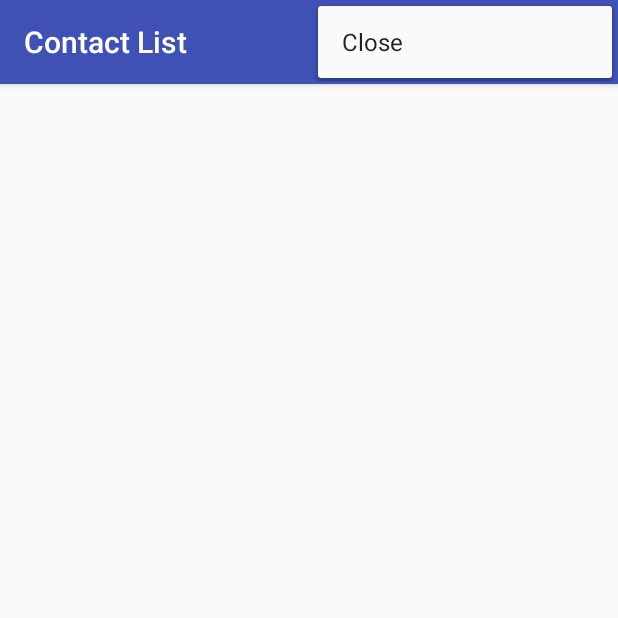
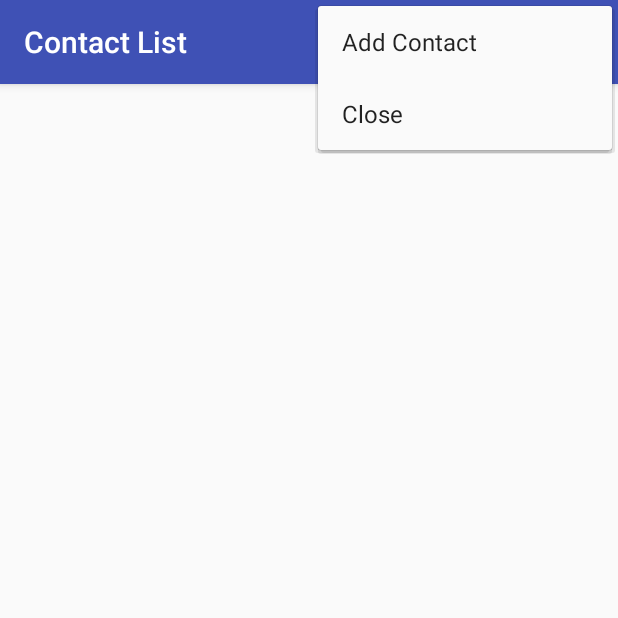
Before and after one commit to SeuRAUL/Android-MyContacts, an Android app: the ContactList screen opened directly, with no data from a screen before it, with the options menu open, on a phone screen of 412 x 824 dp, the top half of it. Run offline under Robolectric (Android 15) with nearby library versions, the phone set to English and light mode, and no system bars.

Commit message:
ContactsList

```diff
--- a/app/src/main/java/com/example/seuraul/mycontacts/ContactList.java
+++ b/app/src/main/java/com/example/seuraul/mycontacts/ContactList.java
@@ -1,5 +1,6 @@
 package com.example.seuraul.mycontacts;
 
+import android.content.Intent;
 import android.os.Bundle;
 import android.support.design.widget.FloatingActionButton;
 import android.support.design.widget.Snackbar;
@@ -8,8 +9,27 @@ import android.support.v7.widget.Toolbar;
 import android.view.Menu;
 import android.view.MenuItem;
 import android.view.View;
+import android.widget.ArrayAdapter;
+import android.widget.ListView;
+
+import java.util.ArrayList;
+import java.util.List;
 
 public class ContactList extends AppCompatActivity {
+    public static final int RESULT_DELETE = -1000;
+    private List<Contact> contacts = new ArrayList<Contact>();
+    private DatabaseManager dbManager;
+    private ListView lstContacts;
+
+    private void populateList() {
+        contacts = dbManager.getAllContacts();
+        List<String> contactFirstLastNames = new ArrayList<String>();
+        for (Contact contact : contacts) {
+            contactFirstLastNames.add(contact.getFirstName() + " " + contact.getLastName());
+        }
+        ArrayAdapter<String> adapter = new ArrayAdapter<String>(this, android.R.layout.simple_list_item_1, android.R.id.text1, contactFirstLastNames);
+        lstContacts.setAdapter(adapter);
+    }
 
     @Override
     protected void onCreate(Bundle savedInstanceState) {
@@ -18,14 +38,9 @@ public class ContactList extends AppCompatActivity {
         Toolbar toolbar = (Toolbar) findViewById(R.id.toolbar);
         setSupportActionBar(toolbar);
 
-        /*FloatingActionButton fab = (FloatingActionButton) findViewById(R.id.fab);
-        fab.setOnClickListener(new View.OnClickListener() {
-            @Override
-            public void onClick(View view) {
-                Snackbar.make(view, "Replace with your own action", Snackbar.LENGTH_LONG)
-                        .setAction("Action", null).show();
-            }
-        });*/
+        dbManager = new DatabaseManager(getApplicationContext());
+        lstContacts = (ListView)findViewById(R.id.lstContacts);
+        populateList();
     }
 
     @Override
@@ -42,6 +57,10 @@ public class ContactList extends AppCompatActivity {
             case R.id.menu_item_close_list:
                 finish();
                 break;
+            case R.id.content_add_contact:
+                Intent addContactIntent = new Intent(this, AddContact.class);
+                startActivityForResult(addContactIntent, 1);
+                break;
         }
 
         return super.onOptionsItemSelected(item);
--- a/app/src/main/java/com/example/seuraul/mycontacts/DatabaseManager.java
+++ b/app/src/main/java/com/example/seuraul/mycontacts/DatabaseManager.java
@@ -33,7 +33,7 @@ public class DatabaseManager extends SQLiteOpenHelper {
 
     @Override
     public void onCreate(SQLiteDatabase db) {
-        db.execSQL("CREATE TABLE " + TABLE_NAME + "(" + ID_FIELD + " INTEGER PRIMARY KEY AUTO INCREMENT," + FIRST_NAME_FIELD + " TEXT," + LAST_NAME_FIELD + " TEXT," + PHONE_FIELD + " TEXT," + ADDRESS_FIELD + " TEXT," + CITY_FIELD + " TEXT," + STATE_FIELD + " TEXT," + ZIPCODE_FIELD + " TEXT)");
+        db.execSQL("CREATE TABLE " + TABLE_NAME + " (" + ID_FIELD + " INTEGER PRIMARY KEY AUTOINCREMENT," + FIRST_NAME_FIELD + " TEXT," + LAST_NAME_FIELD + " TEXT," + PHONE_FIELD + " TEXT," + ADDRESS_FIELD + " TEXT," + CITY_FIELD + " TEXT," + STATE_FIELD + " TEXT," + ZIPCODE_FIELD + " TEXT);");
     }
 
     @Override
--- a/app/src/main/res/layout/activity_contact_list.xml
+++ b/app/src/main/res/layout/activity_contact_list.xml
@@ -23,12 +23,16 @@
 
     <include layout="@layout/content_contact_list" />
 
-    <!--<android.support.design.widget.FloatingActionButton
-        android:id="@+id/fab"
-        android:layout_width="wrap_content"
-        android:layout_height="wrap_content"
-        android:layout_gravity="bottom|end"
-        android:layout_margin="@dimen/fab_margin"
-        app:srcCompat="@android:drawable/ic_dialog_email" />-->
+    <RelativeLayout
+        android:layout_marginTop="?attr/actionBarSize"
+        android:layout_width="match_parent"
+        android:layout_height="match_parent">
+
+        <ListView
+            android:layout_width="match_parent"
+            android:layout_height="match_parent"
+            android:id="@+id/lstContacts" />
+    </RelativeLayout>
+
 
 </android.support.design.widget.CoordinatorLayout>
--- a/app/src/main/res/menu/menu_contact_list.xml
+++ b/app/src/main/res/menu/menu_contact_list.xml
@@ -2,6 +2,12 @@
     xmlns:app="http://schemas.android.com/apk/res-auto"
     xmlns:tools="http://schemas.android.com/tools"
     tools:context="com.example.seuraul.mycontacts.ContactList">
+    <item
+        android:id="@+id/menu_item_add_contact"
+        android:orderInCategory="110"
+        android:title="@string/add_contact"
+        app:showAsAction="never"
+        android:visible="true" />
     <item
         android:id="@+id/menu_item_close_list"
         android:orderInCategory="120"
```
